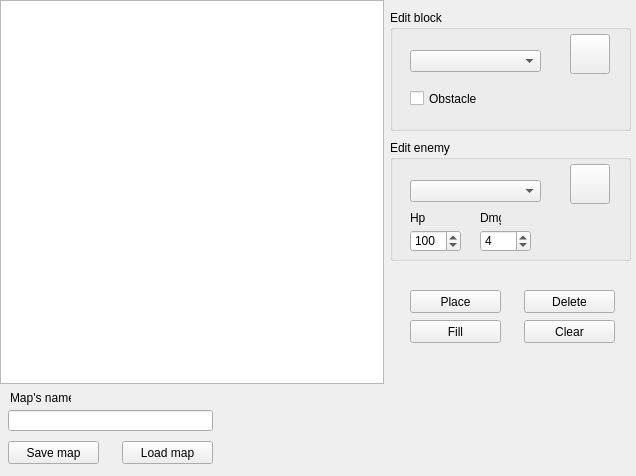
Banadora/tails-editor, file mainwindow.ui: the form before one commit.
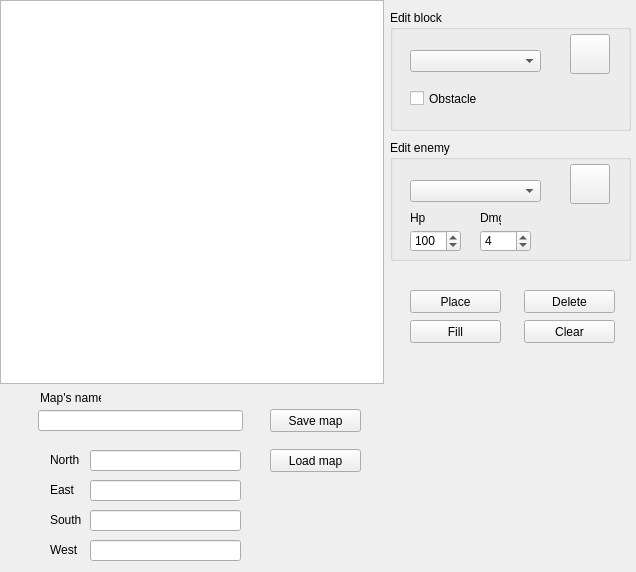
The form after the commit. Icons and pictures are not drawn.

```diff
--- a/mainwindow.ui
+++ b/mainwindow.ui
@@ -7,7 +7,7 @@
     <x>0</x>
     <y>0</y>
     <width>636</width>
-    <height>476</height>
+    <height>572</height>
    </rect>
   </property>
   <property name="windowTitle">
@@ -86,8 +86,8 @@
    <widget class="QPushButton" name="loadBtn">
     <property name="geometry">
      <rect>
-      <x>122</x>
-      <y>441</y>
+      <x>270</x>
+      <y>449</y>
       <width>91</width>
       <height>23</height>
      </rect>
@@ -99,8 +99,8 @@
    <widget class="QPushButton" name="saveBtn">
     <property name="geometry">
      <rect>
-      <x>8</x>
-      <y>441</y>
+      <x>270</x>
+      <y>409</y>
       <width>91</width>
       <height>23</height>
      </rect>
@@ -112,7 +112,7 @@
    <widget class="QLineEdit" name="nameEdit">
     <property name="geometry">
      <rect>
-      <x>8</x>
+      <x>38</x>
       <y>410</y>
       <width>205</width>
       <height>21</height>
@@ -125,7 +125,7 @@
    <widget class="QLabel" name="lblNameEdit">
     <property name="geometry">
      <rect>
-      <x>10</x>
+      <x>40</x>
       <y>390</y>
       <width>61</width>
       <height>16</height>
@@ -297,6 +297,110 @@
      </property>
     </widget>
    </widget>
+   <widget class="QLineEdit" name="nameNorth">
+    <property name="geometry">
+     <rect>
+      <x>90</x>
+      <y>450</y>
+      <width>151</width>
+      <height>21</height>
+     </rect>
+    </property>
+    <property name="text">
+     <string/>
+    </property>
+   </widget>
+   <widget class="QLineEdit" name="nameEast">
+    <property name="geometry">
+     <rect>
+      <x>90</x>
+      <y>480</y>
+      <width>151</width>
+      <height>21</height>
+     </rect>
+    </property>
+    <property name="text">
+     <string/>
+    </property>
+   </widget>
+   <widget class="QLineEdit" name="nameSouth">
+    <property name="geometry">
+     <rect>
+      <x>90</x>
+      <y>510</y>
+      <width>151</width>
+      <height>21</height>
+     </rect>
+    </property>
+    <property name="text">
+     <string/>
+    </property>
+   </widget>
+   <widget class="QLineEdit" name="nameWest">
+    <property name="geometry">
+     <rect>
+      <x>90</x>
+      <y>540</y>
+      <width>151</width>
+      <height>21</height>
+     </rect>
+    </property>
+    <property name="text">
+     <string/>
+    </property>
+   </widget>
+   <widget class="QLabel" name="nameNorthLbl">
+    <property name="geometry">
+     <rect>
+      <x>50</x>
+      <y>452</y>
+      <width>31</width>
+      <height>16</height>
+     </rect>
+    </property>
+    <property name="text">
+     <string>North</string>
+    </property>
+   </widget>
+   <widget class="QLabel" name="nameEastLbl">
+    <property name="geometry">
+     <rect>
+      <x>50</x>
+      <y>482</y>
+      <width>31</width>
+      <height>16</height>
+     </rect>
+    </property>
+    <property name="text">
+     <string>East</string>
+    </property>
+   </widget>
+   <widget class="QLabel" name="nameSouthLbl">
+    <property name="geometry">
+     <rect>
+      <x>50</x>
+      <y>512</y>
+      <width>31</width>
+      <height>16</height>
+     </rect>
+    </property>
+    <property name="text">
+     <string>South</string>
+    </property>
+   </widget>
+   <widget class="QLabel" name="nameWestLbl">
+    <property name="geometry">
+     <rect>
+      <x>50</x>
+      <y>542</y>
+      <width>31</width>
+      <height>16</height>
+     </rect>
+    </property>
+    <property name="text">
+     <string>West</string>
+    </property>
+   </widget>
   </widget>
  </widget>
  <layoutdefault spacing="6" margin="11"/>
```
